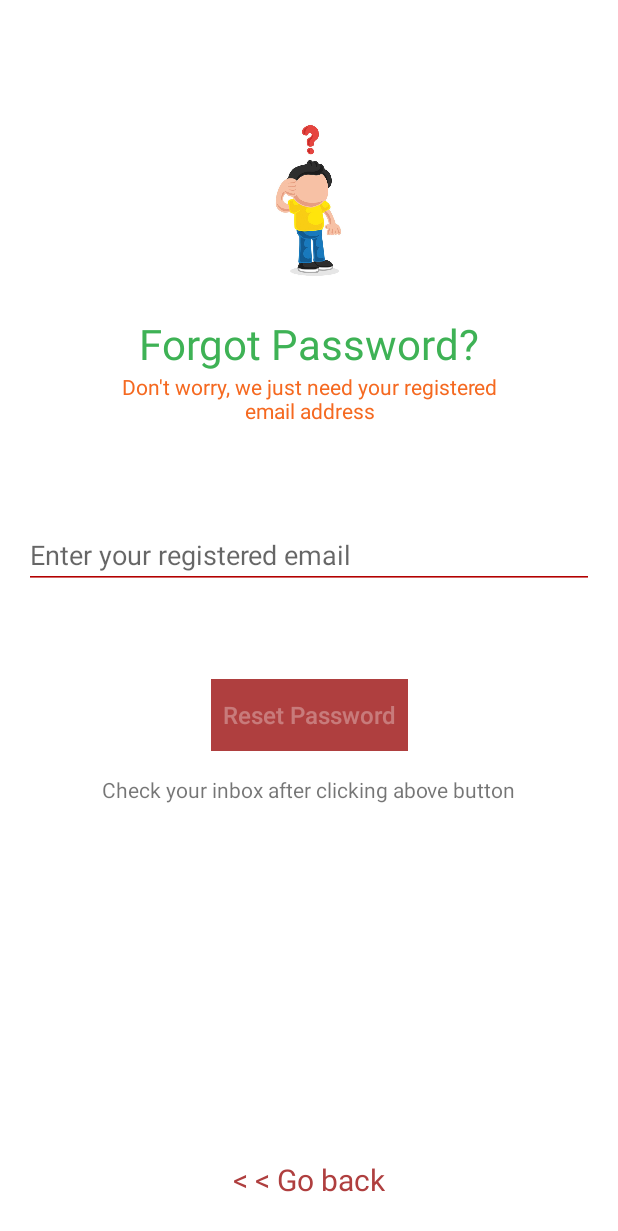
After one commit to sudhp/MyShop, an Android app: the fragment ResetPasswordFragment placed in its activity, on a phone screen of 412 x 824 dp. The commit adds this screen. Shown: the top 1231 px of the screen. Run offline under Robolectric (Android 15) with nearby library versions, the phone set to English and light mode, and no system bars; our stand-ins replace Firebase (no records; nobody signed in at launch, a user with empty details on screens opened directly).

Commit message:
Part 9 completed. Reset password frame layout created for forgot text view.

```diff
--- /dev/null
+++ b/app/src/main/java/com/examp/myshop/ResetPasswordFragment.java
@@ -0,0 +1,28 @@
+package com.examp.myshop;
+
+import android.os.Bundle;
+
+import androidx.fragment.app.Fragment;
+
+import android.view.LayoutInflater;
+import android.view.View;
+import android.view.ViewGroup;
+
+
+/**
+ * A simple {@link Fragment} subclass.
+ */
+public class ResetPasswordFragment extends Fragment {
+
+    public ResetPasswordFragment() {
+        // Required empty public constructor
+    }
+
+
+    @Override
+    public View onCreateView(LayoutInflater inflater, ViewGroup container,
+                             Bundle savedInstanceState) {
+        // Inflate the layout for this fragment
+        return inflater.inflate(R.layout.fragment_reset_password, container, false);
+    }
+}
--- a/app/src/main/java/com/examp/myshop/SigninFragment.java
+++ b/app/src/main/java/com/examp/myshop/SigninFragment.java
@@ -43,6 +43,7 @@ public class SigninFragment extends Fragment {
 
     private EditText email;
     private EditText password;
+    private TextView forgotPassword;
 
     private ProgressBar progressBar;
     private ImageButton closeButton;
@@ -65,6 +66,7 @@ public class SigninFragment extends Fragment {
         signinButton = view.findViewById(R.id.sign_in_button);
         progressBar = view.findViewById(R.id.sing_in_progressBar);
         firebaseAuth = FirebaseAuth.getInstance();
+        forgotPassword = view.findViewById(R.id.sign_in_forgot_password);
 
         return view;
     }
@@ -122,6 +124,12 @@ public class SigninFragment extends Fragment {
             @Override
             public void onClick(View v) {
                 mainIntent();
+            }
+        });
+        forgotPassword.setOnClickListener(new View.OnClickListener() {
+            @Override
+            public void onClick(View v) {
+                setFragment(new ResetPasswordFragment());
             }
         });
     }
--- /dev/null
+++ b/app/src/main/res/layout/fragment_reset_password.xml
@@ -0,0 +1,105 @@
+<?xml version="1.0" encoding="utf-8"?>
+<FrameLayout xmlns:android="http://schemas.android.com/apk/res/android"
+    xmlns:app="http://schemas.android.com/apk/res-auto"
+    xmlns:tools="http://schemas.android.com/tools"
+    android:layout_width="match_parent"
+    android:layout_height="match_parent"
+    tools:context=".ResetPasswordFragment">
+
+
+    <androidx.constraintlayout.widget.ConstraintLayout
+        android:layout_width="match_parent"
+        android:layout_height="match_parent"
+        android:background="#ffffff">
+
+        <Button
+            android:id="@+id/reset_password_button"
+            android:layout_width="wrap_content"
+            android:layout_height="wrap_content"
+            android:layout_marginTop="60dp"
+            android:background="@color/btnRed"
+            android:enabled="false"
+            android:padding="8dp"
+            android:foreground="?attr/selectableItemBackground"
+            android:text="Reset Password"
+            android:textAllCaps="false"
+            android:textColor="#50ffffff"
+            android:textSize="16sp"
+            app:layout_constraintEnd_toEndOf="parent"
+            app:layout_constraintStart_toStartOf="parent"
+            app:layout_constraintTop_toBottomOf="@+id/forgot_password_email" />
+
+        <EditText
+            android:id="@+id/forgot_password_email"
+            android:layout_width="match_parent"
+            android:layout_height="wrap_content"
+            android:layout_marginLeft="16dp"
+            android:layout_marginTop="64dp"
+            android:layout_marginRight="16dp"
+            android:backgroundTint="@color/colorPrimaryDark"
+            android:ems="10"
+            android:hint="Enter your registered email"
+            android:inputType="textPersonName"
+            android:textColor="@color/colorPrimary"
+            app:layout_constraintEnd_toEndOf="parent"
+            app:layout_constraintStart_toStartOf="parent"
+            app:layout_constraintTop_toBottomOf="@+id/textView5" />
+
+        <ImageView
+            android:id="@+id/imageView2"
+            android:layout_width="100dp"
+            android:layout_height="150dp"
+            android:layout_marginTop="16dp"
+            android:src="@mipmap/forget_password"
+            app:layout_constraintBottom_toBottomOf="parent"
+            app:layout_constraintEnd_toEndOf="parent"
+            app:layout_constraintStart_toStartOf="parent"
+            app:layout_constraintTop_toTopOf="parent"
+            app:layout_constraintVertical_bias="0.067" />
+
+        <TextView
+            android:id="@+id/textView4"
+            android:layout_width="wrap_content"
+            android:layout_height="wrap_content"
+            android:text="Forgot Password?"
+            android:textColor="#3EB255"
+            android:textSize="28sp"
+            app:layout_constraintEnd_toEndOf="parent"
+            app:layout_constraintStart_toStartOf="parent"
+            app:layout_constraintTop_toBottomOf="@+id/imageView2" />
+
+        <TextView
+            android:id="@+id/textView5"
+            android:layout_width="270dp"
+            android:textAlignment="center"
+            android:layout_height="wrap_content"
+            android:text="Don't worry, we just need your registered email address"
+            android:textColor="#F56920"
+            app:layout_constraintEnd_toEndOf="parent"
+            app:layout_constraintStart_toStartOf="parent"
+            app:layout_constraintTop_toBottomOf="@+id/textView4" />
+
+        <TextView
+            android:id="@+id/textView6"
+            android:layout_width="wrap_content"
+            android:layout_height="wrap_content"
+            android:layout_marginTop="16dp"
+            android:text="Check your inbox after clicking above button"
+            app:layout_constraintEnd_toEndOf="parent"
+            app:layout_constraintStart_toStartOf="parent"
+            app:layout_constraintTop_toBottomOf="@+id/reset_password_button" />
+
+        <TextView
+            android:id="@+id/tv_forgot_password_go_back"
+            android:layout_width="wrap_content"
+            android:layout_height="wrap_content"
+            android:layout_marginBottom="16dp"
+            android:text="&lt; &lt; Go back"
+            android:padding="8dp"
+            android:textColor="@color/colorPrimary"
+            android:textSize="20sp"
+            app:layout_constraintBottom_toBottomOf="parent"
+            app:layout_constraintEnd_toEndOf="parent"
+            app:layout_constraintStart_toStartOf="parent" />
+    </androidx.constraintlayout.widget.ConstraintLayout>
+</FrameLayout>
```
Also changed, not shown: app/src/main/res/mipmap-xhdpi/forget_password.jpg (added).
